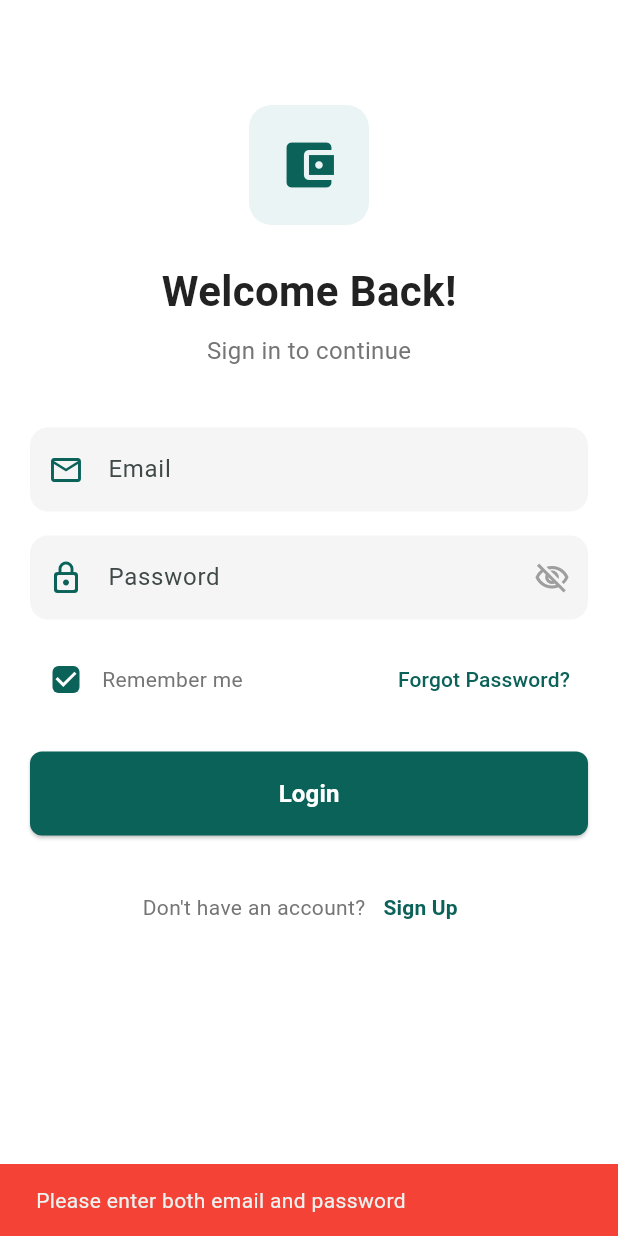
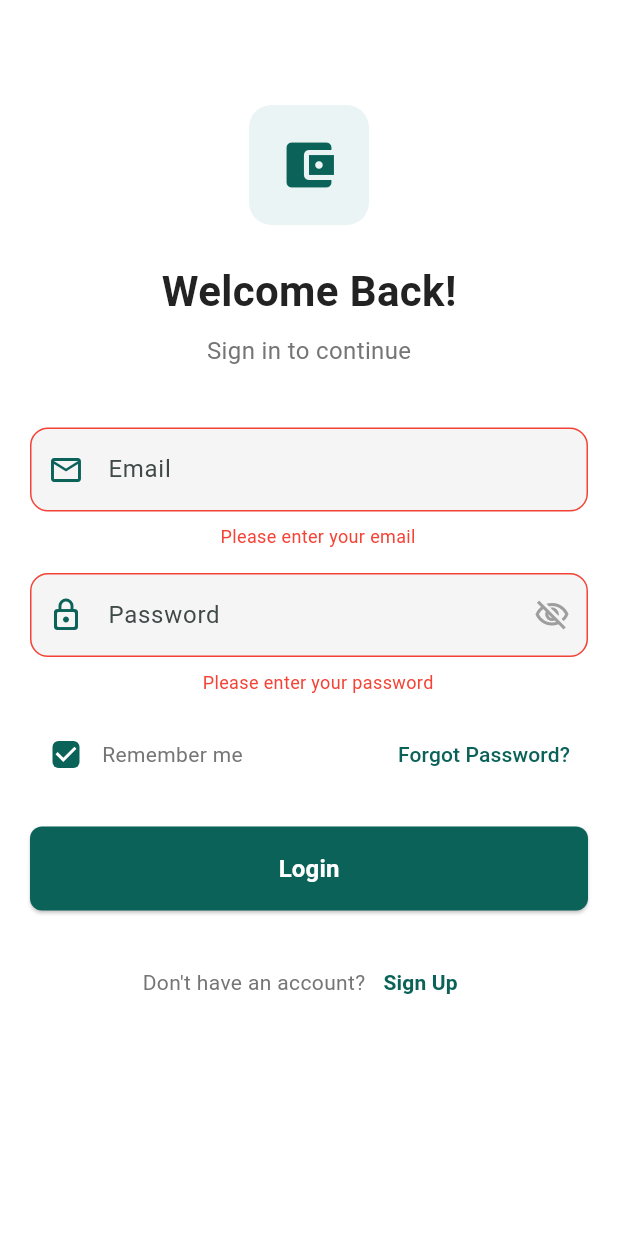
Before and after one commit to Faqih001/pretium_finance, a Flutter app: the screen it shows after launch, after a tap on "Next", after a tap on "Skip", after a tap on "Login", on a phone screen of 412 x 824 dp. Run offline on Flutter 3.47's test engine with Material 3 defaults, Android fonts, the phone set to English and light mode, and no system bars; our stand-ins replace shared_preferences, smooth_page_indicator.

Commit message:
Improve input validation in LoginPage by adding specific error messages for email and password fields; reset errors on submission.

```diff
--- a/lib/screens/login_page.dart
+++ b/lib/screens/login_page.dart
@@ -261,15 +261,41 @@ class _LoginPageState extends State<LoginPage> {
                 height: 56,
                 child: ElevatedButton(
                   onPressed: () async {
+                    // Reset all errors
+                    setState(() {
+                      _emailError = null;
+                      _passwordError = null;
+                    });
+
                     // Validate inputs
-                    if (_emailController.text.isEmpty ||
-                        _passwordController.text.isEmpty) {
-                      ScaffoldMessenger.of(context).showSnackBar(
-                        const SnackBar(
-                          content: Text('Please enter both email and password'),
-                          backgroundColor: Colors.red,
-                        ),
-                      );
+                    bool isValid = true;
+
+                    if (_emailController.text.isEmpty) {
+                      setState(() {
+                        _emailError = 'Please enter your email';
+                        isValid = false;
+                      });
+                    } else {
+                      // Check for valid email format
+                      final bool emailValid = RegExp(r'^[\w-.]+@([\w-]+\.)+[\w-]{2,4}$')
+                          .hasMatch(_emailController.text);
+                      if (!emailValid) {
+                        setState(() {
+                          _emailError = 'Please enter a valid email';
+                          isValid = false;
+                        });
+                      }
+                    }
+
+                    if (_passwordController.text.isEmpty) {
+                      setState(() {
+                        _passwordError = 'Please enter your password';
+                        isValid = false;
+                      });
+                    }
+
+                    // If validation failed, return early
+                    if (!isValid) {
                       return;
                     }
 
@@ -304,12 +330,9 @@ class _LoginPageState extends State<LoginPage> {
                     } else {
                       // Invalid credentials
                       if (mounted) {
-                        ScaffoldMessenger.of(context).showSnackBar(
-                          const SnackBar(
-                            content: Text('Invalid email or password'),
-                            backgroundColor: Colors.red,
-                          ),
-                        );
+                        setState(() {
+                          _passwordError = 'Invalid email or password';
+                        });
                       }
                     }
                   },
```
